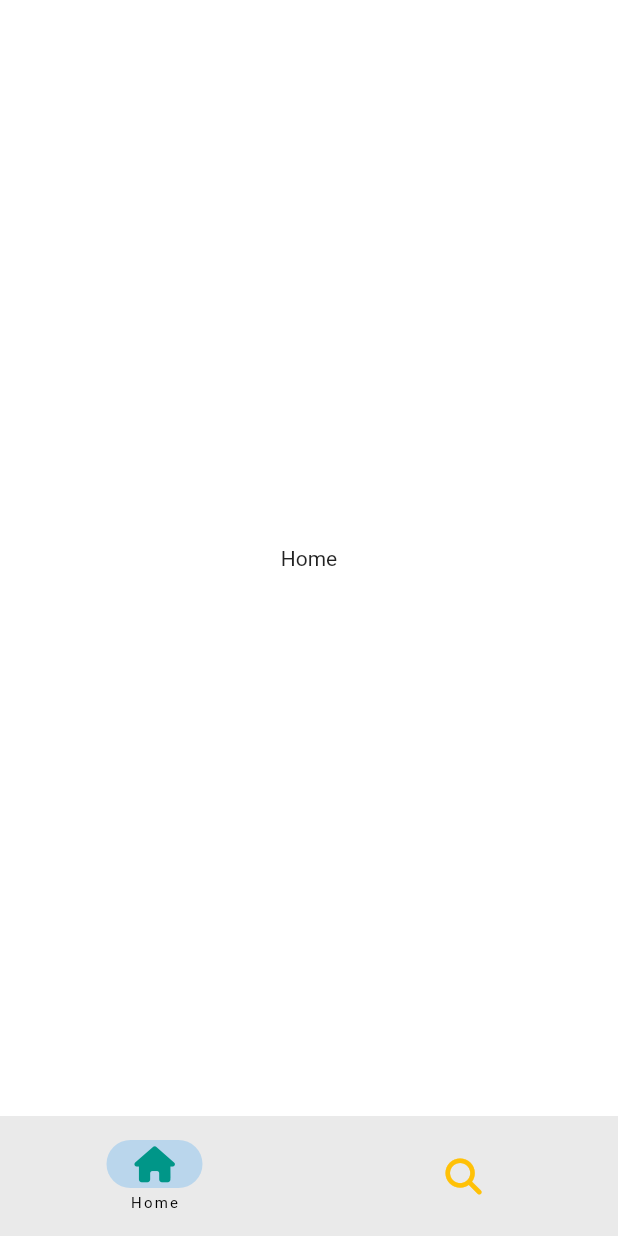
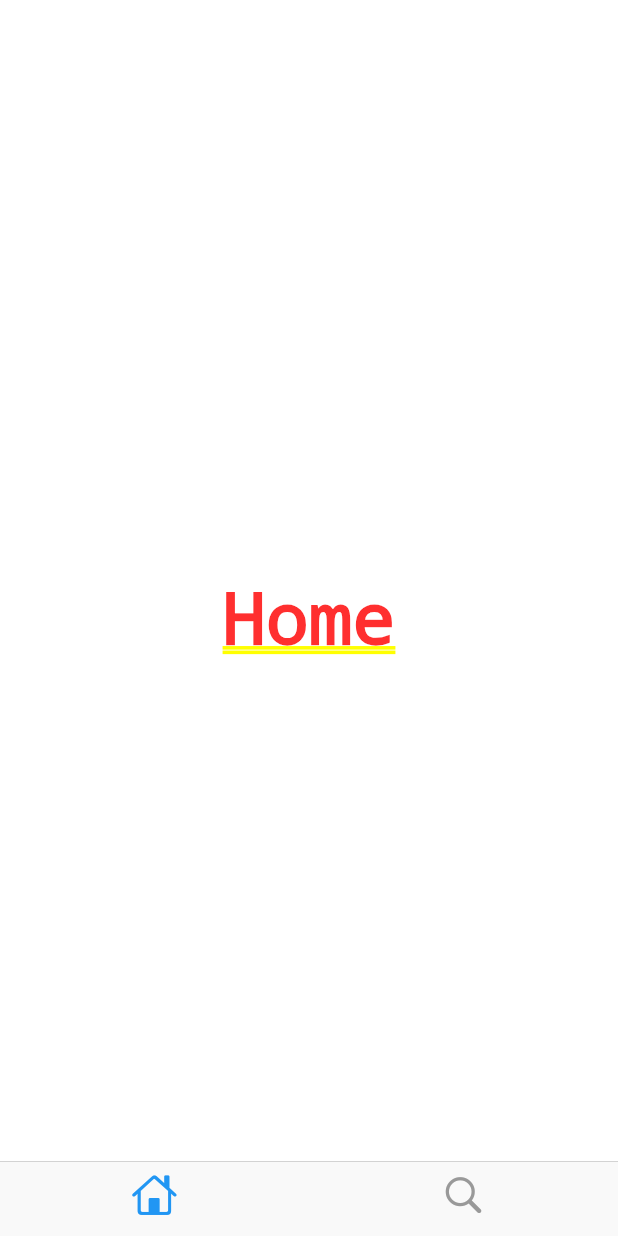
Before and after one commit to ikang9712/tiktok-clone, a Flutter app: the screen it shows after launch, on a phone screen of 412 x 824 dp. Run offline on Flutter 3.47's test engine with Material 2 defaults, Android fonts, the phone set to English and light mode, and no system bars; our stand-ins replace font_awesome_flutter.

Commit message:
navigation bar: cupertino app

```diff
--- a/lib/features/main_navigation/main_navigation_screen.dart
+++ b/lib/features/main_navigation/main_navigation_screen.dart
@@ -1,5 +1,4 @@
-import 'package:flutter/material.dart';
-import 'package:font_awesome_flutter/font_awesome_flutter.dart';
+import 'package:flutter/cupertino.dart';
 
 class MainNavigationScreen extends StatefulWidget {
   const MainNavigationScreen({Key? key}) : super(key: key);
@@ -31,26 +30,12 @@ class _MainNavigationScreenState extends State<MainNavigationScreen> {
 
   @override
   Widget build(BuildContext context) {
-    return Scaffold(
-      body: screens[_selectedIndex],
-      bottomNavigationBar: NavigationBar(
-        labelBehavior: NavigationDestinationLabelBehavior.onlyShowSelected,
-        selectedIndex: _selectedIndex,
-        onDestinationSelected: _onTap,
-        destinations: const [
-          NavigationDestination(
-            icon: FaIcon(
-              FontAwesomeIcons.house,
-              color: Colors.teal,
-            ),
-            label: "Home",
-          ),
-          NavigationDestination(
-            icon: FaIcon(FontAwesomeIcons.magnifyingGlass, color: Colors.amber),
-            label: "Search",
-          )
-        ],
-      ),
+    return CupertinoTabScaffold(
+      tabBar: CupertinoTabBar(items: const [
+        BottomNavigationBarItem(icon: Icon(CupertinoIcons.house)),
+        BottomNavigationBarItem(icon: Icon(CupertinoIcons.search)),
+      ]),
+      tabBuilder: (context, index) => screens[index],
     );
   }
 }
```
